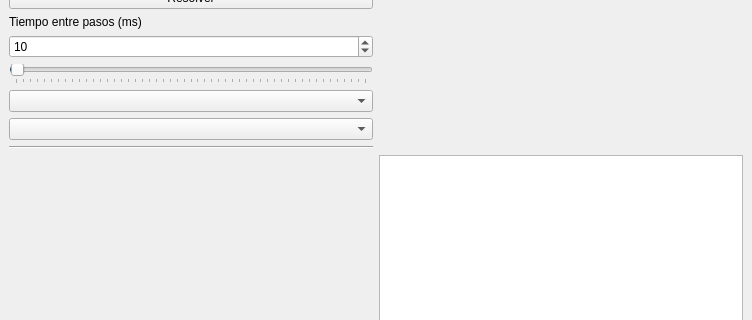
Before: the Qt Designer form prueba.ui in elKuston/QLearning, drawn with Qt 5; both pictures show x 0 to 752 and y 106 to 426 of the 752 by 600 pixel window.
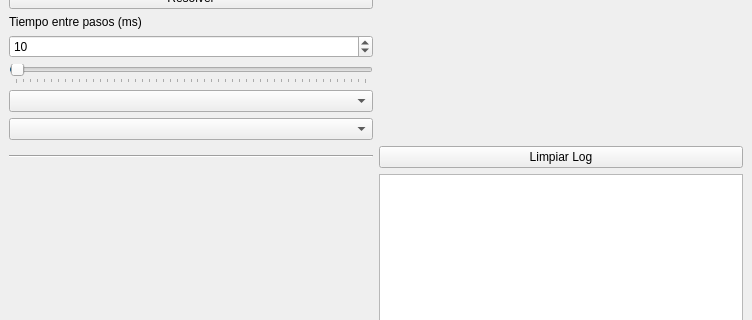
After: the same form once the commit is applied. Custom widgets are drawn as their Qt base class.

Commit message:
Añadido botón para limpiar la consola de log
Hay un error que salta muy a menudo. Creo que es algo relacionado con las hebras, así que lo siguiente que voy a (intentar) hacer es modificar el entornoWidget de manera que no contacte directamente con el agente

Patch:
```diff
--- a/prueba.ui
+++ b/prueba.ui
@@ -145,6 +145,13 @@
       </property>
      </widget>
     </item>
+    <item row="2" column="1">
+     <widget class="QPushButton" name="limpiarLogButton">
+      <property name="text">
+       <string>Limpiar Log</string>
+      </property>
+     </widget>
+    </item>
    </layout>
   </widget>
   <widget class="QMenuBar" name="menubar">
```
The commit also changes 2 other files.
